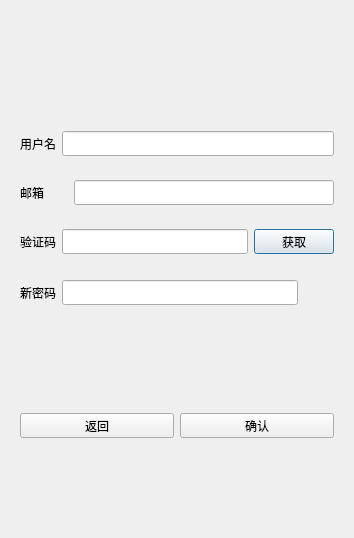
Before: the Qt Designer form client/resetdialog.ui in KBchulan/HungerYet, drawn with Qt 5.
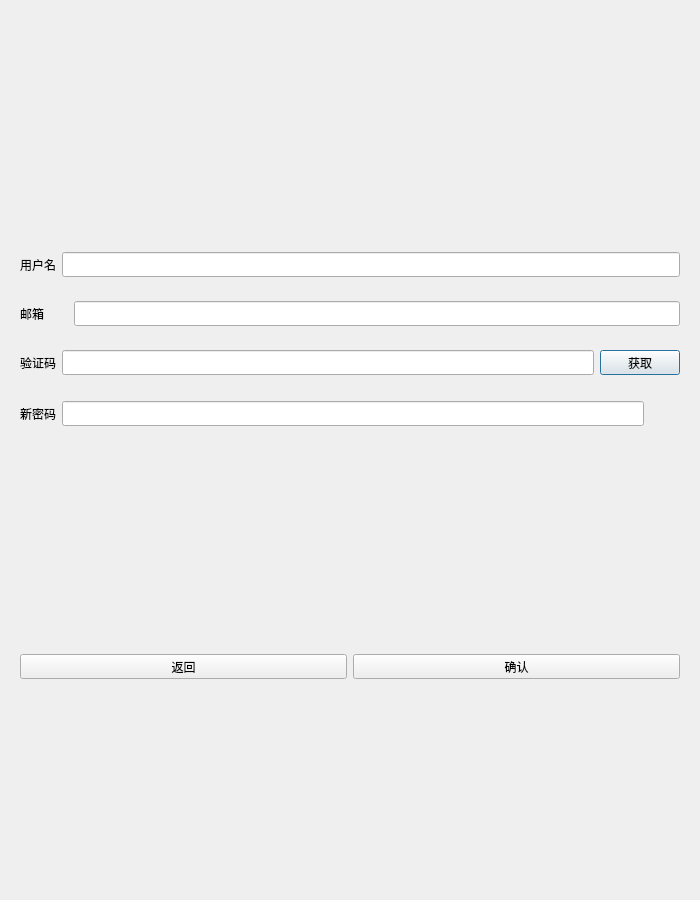
After: the same form once the commit is applied. Custom widgets are drawn as their Qt base class.

```diff
--- a/client/resetdialog.ui
+++ b/client/resetdialog.ui
@@ -6,10 +6,22 @@
    <rect>
     <x>0</x>
     <y>0</y>
-    <width>354</width>
-    <height>538</height>
+    <width>700</width>
+    <height>900</height>
    </rect>
   </property>
+  <property name="minimumSize">
+   <size>
+    <width>700</width>
+    <height>900</height>
+   </size>
+  </property>
+  <property name="maximumSize">
+   <size>
+    <width>700</width>
+    <height>900</height>
+   </size>
+  </property>
   <property name="windowTitle">
    <string>Dialog</string>
   </property>
@@ -324,16 +336,16 @@
   </layout>
  </widget>
  <customwidgets>
-  <customwidget>
-   <class>TimerBtn</class>
-   <extends>QPushButton</extends>
-   <header location="global">timerbtn.h</header>
-  </customwidget>
   <customwidget>
    <class>ClickedLabel</class>
    <extends>QLabel</extends>
    <header>clickedlabel.h</header>
   </customwidget>
+  <customwidget>
+   <class>TimerBtn</class>
+   <extends>QPushButton</extends>
+   <header>timerbtn.h</header>
+  </customwidget>
  </customwidgets>
  <resources/>
  <connections/>
```
